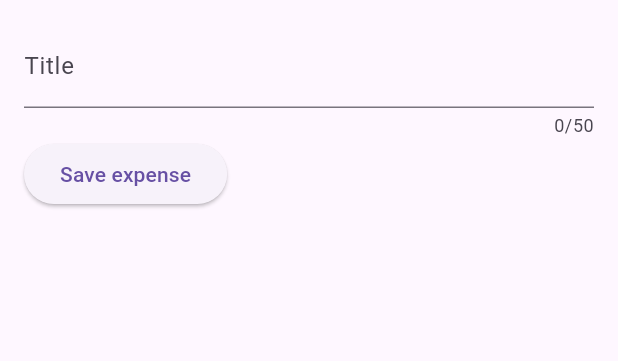
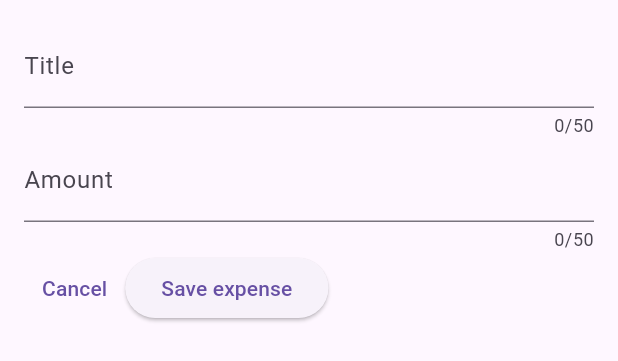
Before and after one commit to deepBn/expense_tracker, a Flutter app: the NewExpense widget shown alone on an empty page, opened directly, on a phone screen of 412 x 824 dp. Shown: the top 361 px of the screen. Run offline on Flutter 3.47's test engine with Material 2 defaults, Android fonts, the phone set to English and light mode, and no system bars.

Commit message:
Closing the modal manually

```diff
--- a/lib/widgets/new_expense.dart
+++ b/lib/widgets/new_expense.dart
@@ -11,10 +11,12 @@ class NewExpense extends StatefulWidget {
 
 class _NewExpenseState extends State<NewExpense> {
   final _titleController = TextEditingController();
+  final _amountController = TextEditingController();
 
   @override
   void dispose() {
     _titleController.dispose();
+    _amountController.dispose();
     super.dispose();
   }
 
@@ -31,11 +33,27 @@ class _NewExpenseState extends State<NewExpense> {
               label: Text('Title'),
             ),
           ),
+          TextField(
+            controller: _amountController,
+            maxLength: 50,
+            keyboardType: TextInputType.number,
+            decoration: const InputDecoration(
+              prefixText: '\$',
+              label: Text('Amount'),
+            ),
+          ),
           Row(
             children: [
+              TextButton(
+                onPressed: () {
+                  Navigator.pop(context);
+                },
+                child: const Text('Cancel'),
+              ),
               ElevatedButton(
                 onPressed: () {
                   print(_titleController.text);
+                  print(_amountController.text);
                 },
                 child: const Text("Save expense"),
               )
```
